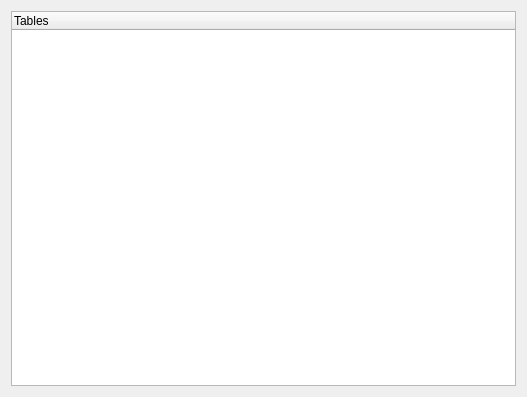
Above: DatabaseWidget.ui from KarKarbI4/test_db_generator before the change. Below: the same form after it.
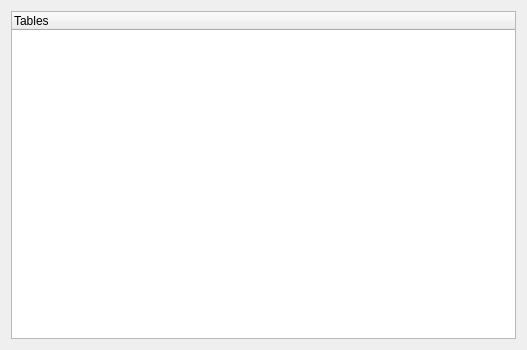
That is the form after the change.

Commit message: Added database widget fill

```diff
--- a/DatabaseWidget.ui
+++ b/DatabaseWidget.ui
@@ -7,7 +7,7 @@
     <x>0</x>
     <y>0</y>
     <width>527</width>
-    <height>397</height>
+    <height>350</height>
    </rect>
   </property>
   <property name="windowTitle">
```
Left out of the diff: 2 changed lines with no effect on the pictures. The commit also changes 4 other files.
